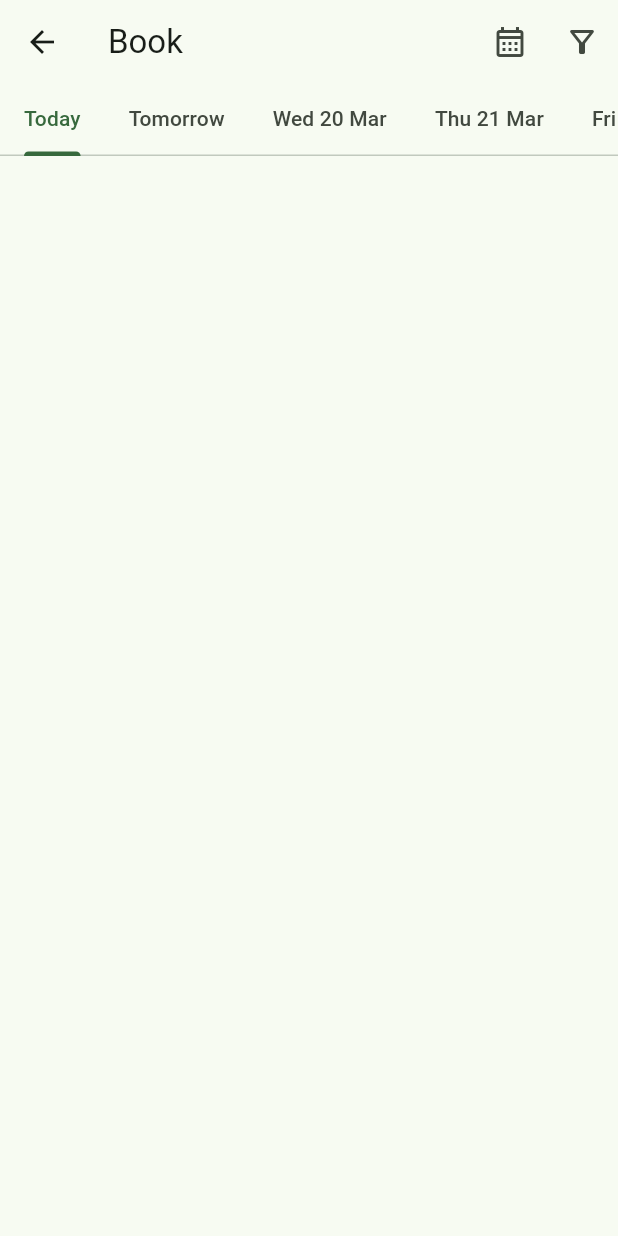
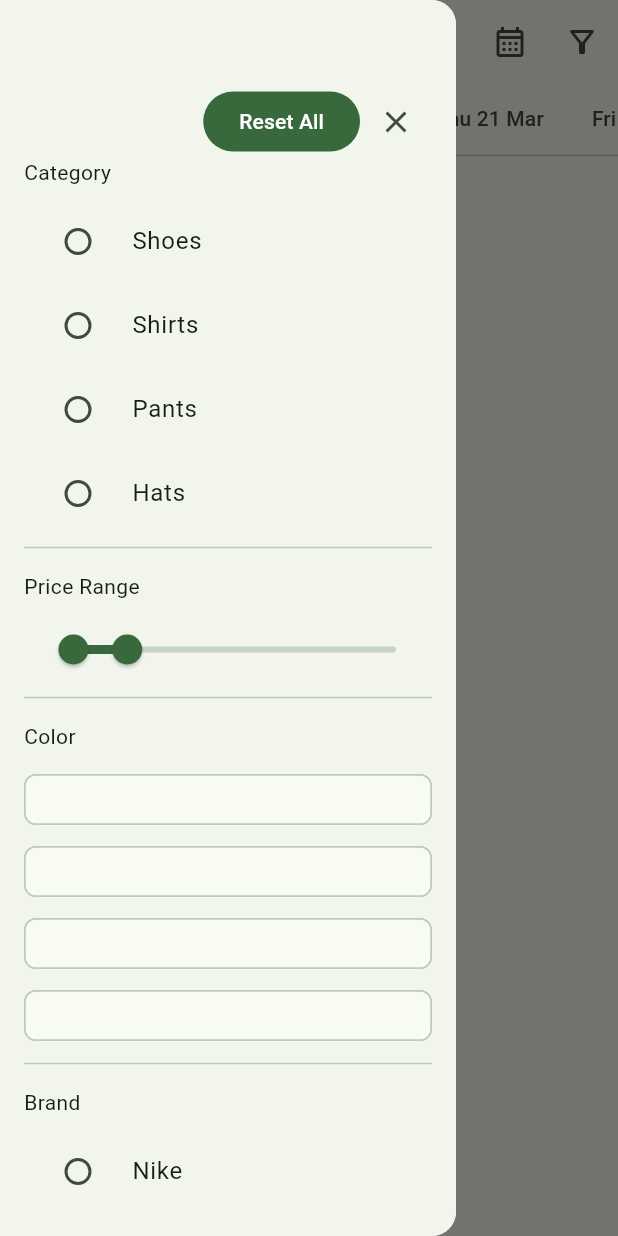
Before and after one commit to fillemon10/kandidat-grupp65-timeedit, a Flutter app: the BookingTabBar screen opened directly, with the side drawer open (before the commit the screen has no drawer), on a phone screen of 412 x 824 dp. Run offline on Flutter 3.47's test engine with Material 3 defaults, Android fonts, the phone set to English and light mode, and no system bars; our stand-ins replace cloud_firestore, firebase_auth, firebase_core, go_router; missing offline and left inert: firebase_ui_auth, qr_code_scanner; accounts and stored records are empty.

Commit message:
book screen filters and stuff.

```diff
--- a/lib/models/booking.dart
+++ b/lib/models/booking.dart
@@ -1,13 +1,29 @@
+import 'package:cloud_firestore/cloud_firestore.dart';
+
 class Booking {
-  final String roomId;
+  Booking({
+    required this.roomName,
+    required this.userId,
+    required this.startTime,
+    required this.endTime,
+  });
+
+  final String roomName;
   final String userId;
   final DateTime startTime;
   final DateTime endTime;
 
-  Booking({
-    required this.roomId,
-    required this.userId,
-    required this.startTime,
-    required this.endTime,
-  });
+  factory Booking.fromMap(Map<String, dynamic> json) => Booking(
+        roomName: json['roomName'],
+        userId: json['userId'],
+        startTime: (json['startTime'] as Timestamp).toDate(),
+        endTime: (json['endTime'] as Timestamp).toDate(),
+      );
+
+  Map<String, dynamic> toMap() => {
+        'roomName': roomName,
+        'userId': userId,
+        'startTime': startTime,
+        'endTime': endTime
+      };
 }
--- a/lib/widgets/booking_tab_bar.dart
+++ b/lib/widgets/booking_tab_bar.dart
@@ -1,7 +1,8 @@
 import 'package:flutter/material.dart';
 import 'package:go_router/go_router.dart';
 import 'package:intl/intl.dart';
-import 'package:timeedit/screens/book.dart'; // for _formatDate
+import 'package:timeedit/screens/book.dart';
+import 'package:timeedit/widgets/filter_drawer.dart'; // for _formatDate
 
 class BookingTabBar extends StatefulWidget {
   final DateTime today;
@@ -47,10 +48,13 @@ class _BookingTabBarState extends State<BookingTabBar>
         AMOUNT_OF_DAYS + 1, (i) => selectedDate.add(Duration(days: i)));
   }
 
+  final GlobalKey<ScaffoldState> _key = GlobalKey(); // Create a key
+
   @override
   Widget build(BuildContext context) {
     return Scaffold(
       appBar: AppBar(
+        automaticallyImplyLeading: false,
         title: const Text('Book'),
         actions: <Widget>[
           IconButton(
@@ -68,10 +72,9 @@ class _BookingTabBarState extends State<BookingTabBar>
           ),
           IconButton(
             icon: const Icon(Icons.filter_alt_outlined),
-            onPressed: () {
-              context.push('/filter');
-            },
-          ),
+            onPressed: () =>
+                _key.currentState!.openDrawer(), // <-- Opens drawer
+          )
         ],
       ),
       body: Column(
@@ -96,6 +99,10 @@ class _BookingTabBarState extends State<BookingTabBar>
             ),
           ),
         ],
+      ),
+      key: _key,
+      drawer: Drawer(
+        child: FilterDrawer(),
       ),
     );
   }
--- /dev/null
+++ b/lib/widgets/filter_drawer.dart
@@ -0,0 +1,176 @@
+import 'package:flutter/material.dart';
+
+class FilterDrawer extends StatefulWidget {
+  const FilterDrawer({Key? key}) : super(key: key);
+
+  @override
+  _FilterDrawerState createState() => _FilterDrawerState();
+}
+
+class _FilterDrawerState extends State<FilterDrawer> {
+  Map<String, dynamic> filters = {
+    'Category': null,
+    'Price Range': null,
+    'Color': null,
+    'Brand': null,
+  };
+
+  @override
+  Widget build(BuildContext context) {
+    return Drawer(
+      child: ListView(
+        padding: EdgeInsets.symmetric(horizontal: 16, vertical: 57),
+        children: [
+          Row(
+            mainAxisAlignment: MainAxisAlignment.end,
+            children: [
+              FilledButton.tonal(
+                onPressed: filters.isEmpty
+                    ? null
+                    : () {
+                        setState(() {
+                          filters.clear();
+                        });
+                      },
+                style: ElevatedButton.styleFrom(
+                  backgroundColor: filters.isEmpty
+                      ? Colors.grey
+                      : Theme.of(context).primaryColor,
+                ),
+                child: Text(
+                  'Reset All',
+                  style: TextStyle(
+                    color: filters.isEmpty ? Colors.grey : Colors.white,
+                  ),
+                ),
+              ),
+              IconButton(
+                icon: Icon(Icons.close),
+                onPressed: () => Navigator.of(context).pop(),
+              ),
+            ],
+          ),
+          ..._buildFilterSections(filters),
+        ],
+      ),
+    );
+  }
+
+  List<Widget> _buildFilterSections(Map<String, dynamic> filters) {
+    return [
+      _buildCategoryFilter(filters),
+      Divider(),
+      SizedBox(height: 8),
+      _buildPriceRangeFilter(filters),
+      Divider(),
+      SizedBox(height: 8),
+      _buildColorFilter(filters),
+      Divider(),
+      SizedBox(height: 8),
+      _buildBrandFilter(filters),
+      Divider(),
+    ];
+  }
+
+  // --- Filter Section Widgets ---
+  Widget _buildCategoryFilter(Map<String, dynamic> filters) {
+    List<String> categories = ['Shoes', 'Shirts', 'Pants', 'Hats'];
+
+    return Column(
+      crossAxisAlignment: CrossAxisAlignment.start,
+      children: [
+        Text('Category'),
+        SizedBox(height: 8),
+        for (var category in categories)
+          RadioListTile(
+            title: Text(category),
+            value: category,
+            groupValue: filters['Category'],
+            onChanged: (value) {
+              setState(() {
+                filters['Category'] = value;
+              });
+            },
+          ),
+      ],
+    );
+  }
+
+  Widget _buildPriceRangeFilter(Map<String, dynamic> filters) {
+    RangeValues _currentRange = RangeValues(20, 100); // Default
+
+    return Column(
+      crossAxisAlignment: CrossAxisAlignment.start,
+      children: [
+        Text('Price Range'),
+        SizedBox(height: 8),
+        RangeSlider(
+          values: _currentRange,
+          min: 0,
+          max: 500,
+          onChanged: (newRange) {
+            setState(() {
+              _currentRange = newRange;
+              filters['Price Range'] = _currentRange;
+            });
+          },
+        ),
+      ],
+    );
+  }
+
+  Widget _buildColorFilter(Map<String, dynamic> filters) {
+    List<Color> colors = [Colors.red, Colors.blue, Colors.green, Colors.yellow];
+
+    return Column(
+      crossAxisAlignment: CrossAxisAlignment.start,
+      children: [
+        Text('Color'),
+        SizedBox(height: 8),
+        Wrap(
+          children: [
+            for (var color in colors)
+              FilterChip(
+                selectedColor: color,
+                label: Container(), // Empty label, color is the indicator
+                selected: filters['Color'] != null &&
+                    filters['Color'].contains(color),
+                onSelected: (value) {
+                  setState(() {
+                    if (value) {
+                      filters['Color'].add(color);
+                    } else {
+                      filters['Color'].remove(color);
+                    }
+                  });
+                },
+              ),
+          ],
+        ),
+      ],
+    );
+  }
+
+  Widget _buildBrandFilter(Map<String, dynamic> filters) {
+    List<String> brands = ['Nike', 'Adidas', 'Puma', 'Reebok'];
+
+    return Column(
+      crossAxisAlignment: CrossAxisAlignment.start,
+      children: [
+        Text('Brand'),
+        SizedBox(height: 8),
+        for (var brand in brands)
+          RadioListTile(
+            title: Text(brand),
+            value: brand,
+            groupValue: filters['Brand'],
+            onChanged: (value) {
+              setState(() {
+                filters['Brand'] = value;
+              });
+            },
+          ),
+      ],
+    );
+  }
+}
--- a/lib/widgets/navbar.dart
+++ b/lib/widgets/navbar.dart
@@ -11,7 +11,7 @@ class ScaffoldWithNavbar extends StatelessWidget {
   Widget build(BuildContext context) {
     return Scaffold(
       floatingActionButton: FloatingActionButton.extended(
-        elevation: 0,
+        elevation: 1,
         onPressed: () {
           // Navigate to the selected page
           context.push('/checkin');
--- a/pubspec.yaml
+++ b/pubspec.yaml
@@ -47,6 +47,7 @@ dependencies:
   intl: ^0.18.1
   calendar_view: ^1.1.0
   timelines: ^0.1.0
+  two_dimensional_scrollables: ^0.1.2
 
 
 dev_dependencies:
```
Also changed, not shown: lib/app_state.dart (+32 -0 lines), lib/screens/book.dart (+62 -50 lines), lib/widgets/booking_event.dart (added, +46 -0 lines), lib/widgets/booking_row.dart (+52 -4 lines), pubspec.lock.
